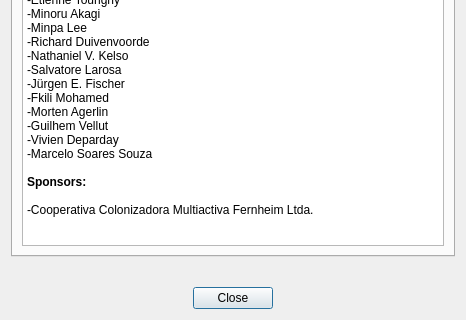
First picture: the form in openlayers/ui_about_dialog.ui, repository sourcepole/qgis-openlayers-plugin, before the edit; both pictures show x 0 to 466 and y 240 to 560 of the 466 by 560 pixel window.
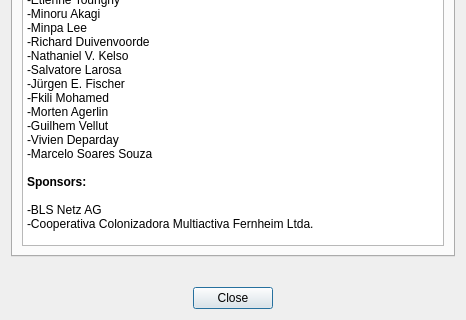
Second picture: the form after the edit. The open tabs and pages were chosen to show the change.

```diff
--- a/openlayers/ui_about_dialog.ui
+++ b/openlayers/ui_about_dialog.ui
@@ -108,6 +108,7 @@
 &lt;p style=&quot;-qt-paragraph-type:empty; margin-top:0px; margin-bottom:0px; margin-left:0px; margin-right:0px; -qt-block-indent:0; text-indent:0px;&quot;&gt;&lt;br /&gt;&lt;/p&gt;
 &lt;p style=&quot; margin-top:0px; margin-bottom:0px; margin-left:0px; margin-right:0px; -qt-block-indent:0; text-indent:0px;&quot;&gt;&lt;span style=&quot; font-weight:600;&quot;&gt;Sponsors:&lt;/span&gt;&lt;/p&gt;
 &lt;p style=&quot;-qt-paragraph-type:empty; margin-top:0px; margin-bottom:0px; margin-left:0px; margin-right:0px; -qt-block-indent:0; text-indent:0px; font-weight:600;&quot;&gt;&lt;br /&gt;&lt;/p&gt;
+&lt;p style=&quot; margin-top:0px; margin-bottom:0px; margin-left:0px; margin-right:0px; -qt-block-indent:0; text-indent:0px;&quot;&gt;-BLS Netz AG&lt;/p&gt;
 &lt;p style=&quot; margin-top:0px; margin-bottom:0px; margin-left:0px; margin-right:0px; -qt-block-indent:0; text-indent:0px;&quot;&gt;-Cooperativa Colonizadora Multiactiva Fernheim Ltda.&lt;/p&gt;&lt;/body&gt;&lt;/html&gt;</string>
          </property>
          <property name="textInteractionFlags">
```
